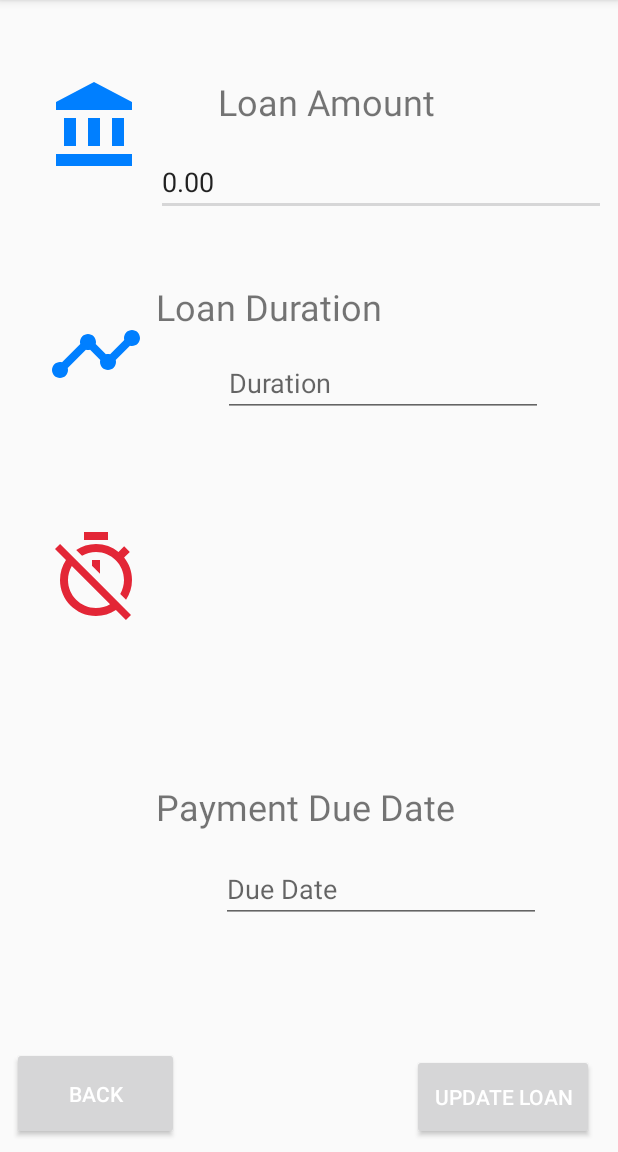
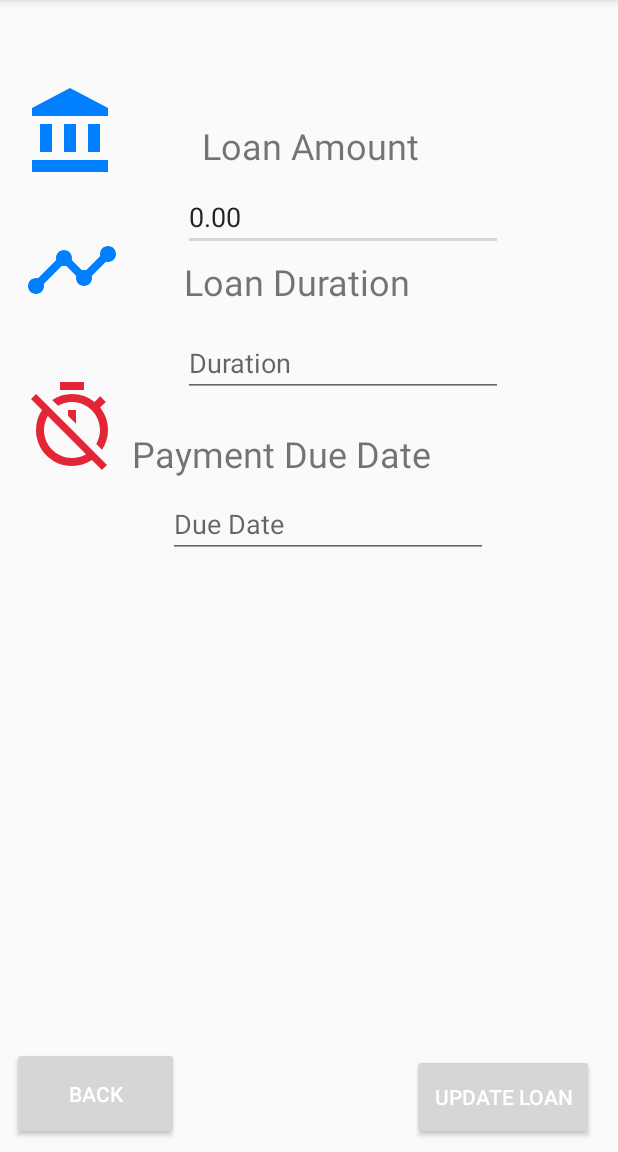
Before and after one commit to lincolntee/StudentFinancePlanner, an Android app: the UpdateLoanActivity screen opened directly, with no data from a screen before it, on a phone screen of 412 x 824 dp, the part 84-1236 px from its top. Run offline under Robolectric (Android 15) with nearby library versions, the phone set to English and light mode, and no system bars.

Commit message:
loan activity

```diff
--- a/app/src/main/res/layout/activity_update_loan.xml
+++ b/app/src/main/res/layout/activity_update_loan.xml
@@ -10,8 +10,8 @@
         android:id="@+id/imageViewLoanType"
         android:layout_width="64dp"
         android:layout_height="64dp"
-        android:layout_marginStart="32dp"
-        android:layout_marginTop="52dp"
+        android:layout_marginStart="16dp"
+        android:layout_marginTop="56dp"
         android:contentDescription="@string/iconLoanType"
         app:layout_constraintStart_toStartOf="parent"
         app:layout_constraintTop_toTopOf="parent"
@@ -31,17 +31,17 @@
         android:textSize="24sp"
         app:layout_constraintBottom_toBottomOf="parent"
         app:layout_constraintEnd_toEndOf="parent"
-        app:layout_constraintHorizontal_bias="0.724"
+        app:layout_constraintHorizontal_bias="0.644"
         app:layout_constraintStart_toEndOf="@+id/imageViewLoanType"
         app:layout_constraintTop_toTopOf="parent"
-        app:layout_constraintVertical_bias="0.06" />
+        app:layout_constraintVertical_bias="0.101" />
 
     <ImageView
         android:id="@+id/imageViewDuration"
         android:layout_width="64dp"
         android:layout_height="64dp"
-        android:layout_marginStart="32dp"
-        android:layout_marginTop="88dp"
+        android:layout_marginStart="16dp"
+        android:layout_marginTop="28dp"
         android:contentDescription="@string/iconLoanDuration"
         app:layout_constraintStart_toStartOf="parent"
         app:layout_constraintTop_toBottomOf="@+id/imageViewLoanType"
@@ -49,24 +49,24 @@
 
     <TextView
         android:id="@+id/textViewLoanDuration"
-        android:layout_width="0dp"
+        android:layout_width="wrap_content"
         android:layout_height="wrap_content"
         android:layout_marginEnd="8dp"
         android:layout_marginStart="8dp"
-        android:layout_marginTop="188dp"
+        android:layout_marginTop="4dp"
         android:text="@string/textViewLoanDuration"
         android:textSize="24sp"
         app:layout_constraintEnd_toEndOf="parent"
-        app:layout_constraintHorizontal_bias="0.0"
+        app:layout_constraintHorizontal_bias="0.21"
         app:layout_constraintStart_toEndOf="@+id/imageViewDuration"
-        app:layout_constraintTop_toTopOf="parent" />
+        app:layout_constraintTop_toBottomOf="@+id/editTextLoanAmount" />
 
     <ImageView
         android:id="@+id/imageViewPaymentDueDate"
         android:layout_width="64dp"
         android:layout_height="64dp"
-        android:layout_marginStart="32dp"
-        android:layout_marginTop="84dp"
+        android:layout_marginStart="16dp"
+        android:layout_marginTop="40dp"
         android:contentDescription="@string/iconPaymentDueDate"
         app:layout_constraintStart_toStartOf="parent"
         app:layout_constraintTop_toBottomOf="@+id/imageViewDuration"
@@ -84,9 +84,10 @@
         android:textSize="24sp"
         app:layout_constraintBottom_toBottomOf="parent"
         app:layout_constraintEnd_toEndOf="parent"
+        app:layout_constraintHorizontal_bias="0.0"
         app:layout_constraintStart_toEndOf="@+id/imageViewPaymentDueDate"
-        app:layout_constraintTop_toTopOf="parent"
-        app:layout_constraintVertical_bias="0.714" />
+        app:layout_constraintTop_toBottomOf="@+id/editTextLoanDuration"
+        app:layout_constraintVertical_bias="0.03" />
 
     <Button
         android:id="@+id/buttonUpdateLoanBack_LA"
@@ -114,7 +115,7 @@
 
     <EditText
         android:id="@+id/editTextLoanAmount"
-        android:layout_width="0dp"
+        android:layout_width="wrap_content"
         android:layout_height="wrap_content"
         android:layout_marginBottom="8dp"
         android:layout_marginEnd="8dp"
@@ -125,10 +126,10 @@
         android:text="@string/editTextLoanAmount"
         app:layout_constraintBottom_toBottomOf="parent"
         app:layout_constraintEnd_toEndOf="parent"
-        app:layout_constraintHorizontal_bias="0.0"
+        app:layout_constraintHorizontal_bias="0.328"
         app:layout_constraintStart_toEndOf="@+id/imageViewLoanType"
         app:layout_constraintTop_toBottomOf="@+id/textViewLoanAmount"
-        app:layout_constraintVertical_bias="0.01" />
+        app:layout_constraintVertical_bias="0.0" />
 
     <EditText
         android:id="@+id/editTextLoanDuration"
@@ -144,10 +145,10 @@
         android:text="@string/editTextLoanDuration"
         app:layout_constraintBottom_toBottomOf="parent"
         app:layout_constraintEnd_toEndOf="parent"
-        app:layout_constraintHorizontal_bias="0.517"
+        app:layout_constraintHorizontal_bias="0.328"
         app:layout_constraintStart_toEndOf="@+id/imageViewDuration"
         app:layout_constraintTop_toBottomOf="@+id/textViewLoanDuration"
-        app:layout_constraintVertical_bias="0.0" />
+        app:layout_constraintVertical_bias="0.007" />
 
     <EditText
         android:id="@+id/editTextPaymentDueDate"
@@ -155,12 +156,13 @@
         android:layout_height="wrap_content"
         android:layout_marginEnd="8dp"
         android:layout_marginStart="8dp"
-        android:layout_marginTop="16dp"
+        android:layout_marginTop="8dp"
         android:ems="10"
         android:hint="Due Date"
         android:inputType="date"
         android:text="@string/editTextPaymentDueDate"
         app:layout_constraintEnd_toEndOf="parent"
+        app:layout_constraintHorizontal_bias="0.232"
         app:layout_constraintStart_toEndOf="@+id/imageViewPaymentDueDate"
         app:layout_constraintTop_toBottomOf="@+id/textViewPaymentDueDate" />
 
```
Also changed, not shown: app/src/main/AndroidManifest.xml (+2 -11 lines), app/src/main/java/lincolntee/studentfinance/LivingExpensesActivity.java (+47 -2 lines), app/src/main/res/layout-v21/activity_living_expenses.xml (+42 -44 lines), app/src/main/res/values/strings.xml (+17 -0 lines).
